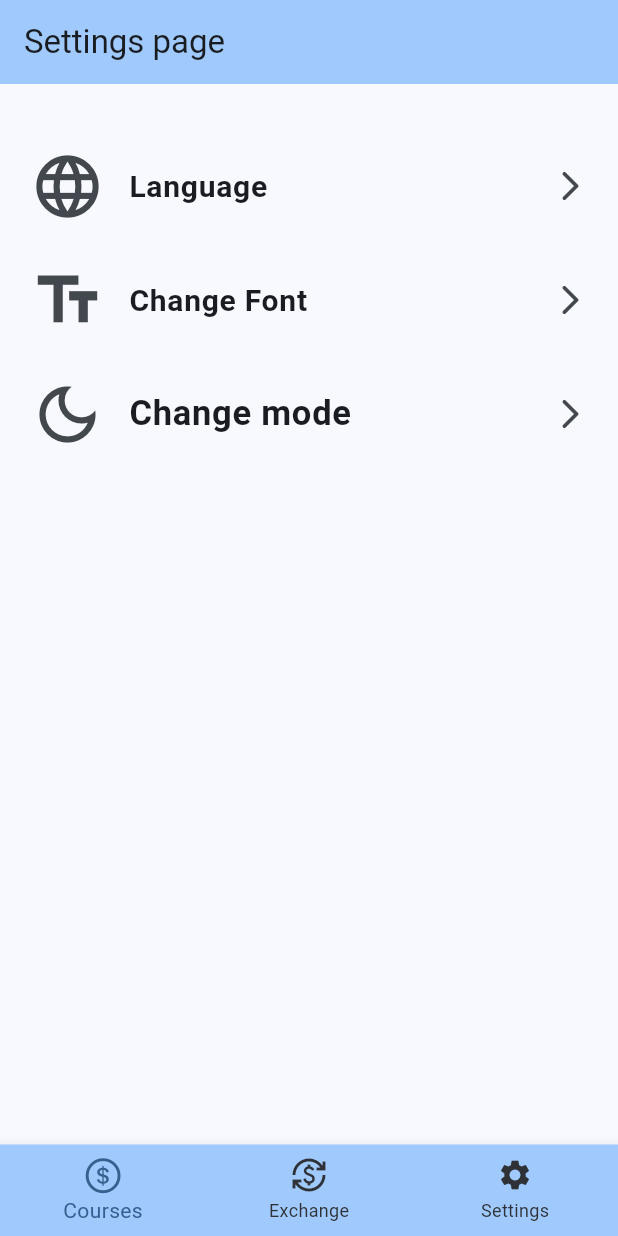
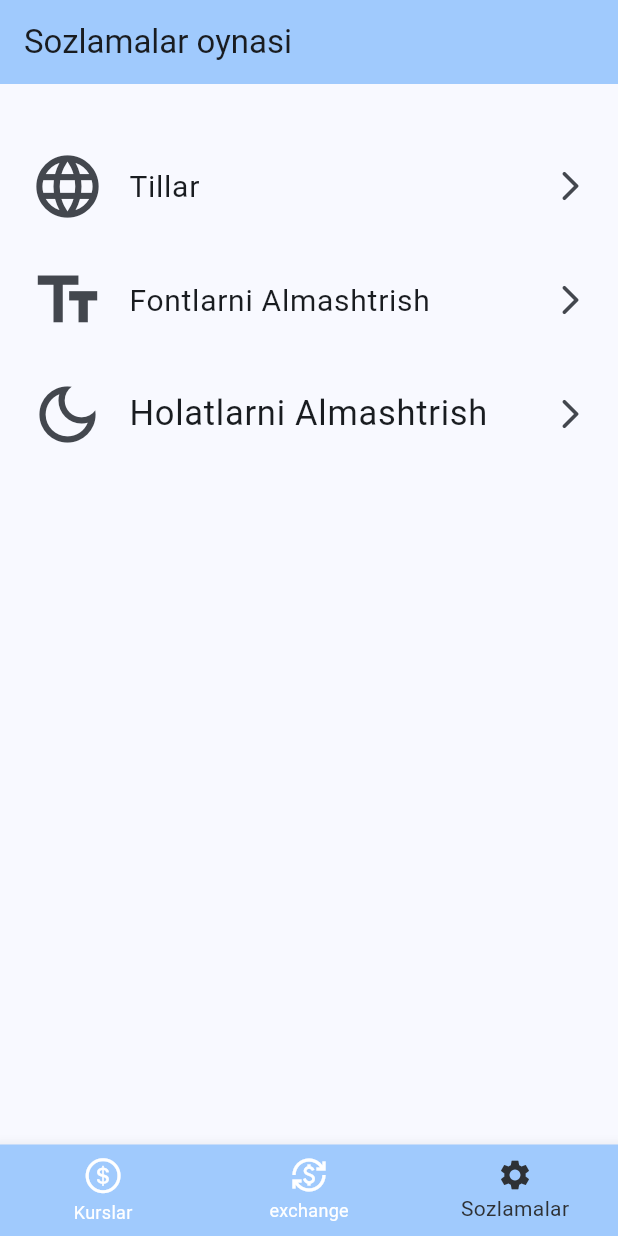
Before and after one commit to Jamshidmirzo/converter_app, a Flutter app: the screen it shows after launch, item 3 of the bottom bar chosen, on a phone screen of 412 x 824 dp. Run offline on Flutter 3.47's test engine with Material 3 defaults, Android fonts, the phone set to English and light mode, and no system bars; drawn by our look-alikes of zoom_tap_animation; our stand-ins replace adaptive_theme, easy_localization, google_fonts, lottie, shared_preferences; network calls fail; Roboto replaces fonts that are missing (Aboreto).

Commit message:
fifith commit

```diff
--- a/lib/main.dart
+++ b/lib/main.dart
@@ -15,8 +15,8 @@ void main(List<String> args) async {
         Locale("en"),
         Locale("ru"),
       ],
-      path: 'resources/langs',
-      startLocale: const Locale("en"),
+      path: 'resources/langs/',
+      startLocale: const Locale("uz"),
       child: Converter(),
     ),
   );
@@ -140,6 +140,9 @@ class _ConverterState extends State<Converter> {
           theme: light,
           darkTheme: dark,
           debugShowCheckedModeBanner: false,
+          localizationsDelegates: context.localizationDelegates,
+          supportedLocales: context.supportedLocales,
+          locale: context.locale,
           home: Splashpage(
             changeMainTheme: changeMainTheme,
           ),
--- a/lib/view_model/currencyviewmodel.dart
+++ b/lib/view_model/currencyviewmodel.dart
@@ -8,12 +8,10 @@ class Currencyviewmodel {
   Future<List<Currency>> getCurency([String title = '']) async {
     _list = await httpservice.getCurrency();
     for (var i in _list) {
-      print(i.title);
       if (i.title.toLowerCase().contains(title.toLowerCase())) {
         _filterlist.add(i);
       }
     }
-
     _list = _filterlist;
     return [..._list];
   }
--- a/lib/views/screens/bottomnavpage.dart
+++ b/lib/views/screens/bottomnavpage.dart
@@ -1,19 +1,21 @@
 import 'package:converter_app/views/screens/excahngepage.dart';
 import 'package:converter_app/views/screens/homepage.dart';
 import 'package:converter_app/views/screens/settingspage.dart';
-import 'package:converter_app/views/screens/smthpage.dart';
+import 'package:easy_localization/easy_localization.dart';
 import 'package:flutter/cupertino.dart';
 import 'package:flutter/material.dart';
 
 class Bottomnavpage extends StatefulWidget {
   final Function changeMainTheme;
-  Bottomnavpage({super.key, required this.changeMainTheme});
+
+  Bottomnavpage({Key? key, required this.changeMainTheme}) : super(key: key);
+
   @override
   State<Bottomnavpage> createState() => _BottomnavpageState();
 }
 
 class _BottomnavpageState extends State<Bottomnavpage> {
-  List screens = [];
+  late List<Widget> screens;
   int currentIndex = 0;
 
   @override
@@ -21,7 +23,7 @@ class _BottomnavpageState extends State<Bottomnavpage> {
     super.initState();
     screens = [
       const Homepage(),
-      ExchangePage(),
+      const ExchangePage(),
       SettingsPage(changeMainTheme: widget.changeMainTheme),
     ];
   }
@@ -30,25 +32,31 @@ class _BottomnavpageState extends State<Bottomnavpage> {
   Widget build(BuildContext context) {
     return Scaffold(
       bottomNavigationBar: BottomNavigationBar(
-        // selectedItemColor: Theme.of(context).colorScheme.errorContainer,
-        unselectedItemColor: Theme.of(context).colorScheme.inverseSurface,
+        selectedItemColor: Theme.of(context).colorScheme.inverseSurface,
+        unselectedItemColor: Theme.of(context).colorScheme.onPrimary,
         backgroundColor: Theme.of(context).colorScheme.inversePrimary,
+        currentIndex: currentIndex,
         onTap: (value) {
           setState(() {
             currentIndex = value;
           });
         },
-        items: const [
+        items: [
           BottomNavigationBarItem(
-              icon: Icon(
-                CupertinoIcons.money_dollar_circle,
-                size: 27,
-              ),
-              label: 'Courses'),
+            icon: const Icon(
+              CupertinoIcons.money_dollar_circle,
+              size: 27,
+            ),
+            label: tr('courses'),
+          ),
           BottomNavigationBarItem(
-              icon: Icon(Icons.currency_exchange_outlined), label: 'Exchange'),
+            icon: const Icon(Icons.currency_exchange_outlined),
+            label: tr('exchange'),
+          ),
           BottomNavigationBarItem(
-              icon: Icon(Icons.settings), label: 'Settings'),
+            icon: const Icon(Icons.settings),
+            label: tr('settings'),
+          ),
         ],
       ),
       body: screens[currentIndex],
--- a/lib/views/screens/settingspage.dart
+++ b/lib/views/screens/settingspage.dart
@@ -1,5 +1,6 @@
 import 'package:adaptive_theme/adaptive_theme.dart';
 import 'package:converter_app/views/widgets/showmoddombottomforfont.dart';
+import 'package:easy_localization/easy_localization.dart';
 import 'package:flutter/cupertino.dart';
 import 'package:flutter/material.dart';
 import 'package:google_fonts/google_fonts.dart';
@@ -43,6 +44,7 @@ class _SettingsPageState extends State<SettingsPage> {
         return Padding(
           padding: EdgeInsets.all(20.0),
           child: Column(
+            mainAxisSize: MainAxisSize.min,
             children: [
               ZoomTapAnimation(
                 onTap: () {
@@ -61,8 +63,8 @@ class _SettingsPageState extends State<SettingsPage> {
                         )
                       : null,
                   leading: const Icon(CupertinoIcons.device_phone_portrait),
-                  title: const Text(
-                    'Like a telephone',
+                  title: Text(
+                    context.tr('lt'),
                     style: TextStyle(fontWeight: FontWeight.bold, fontSize: 20),
                   ),
                 ),
@@ -84,8 +86,8 @@ class _SettingsPageState extends State<SettingsPage> {
                         )
                       : null,
                   leading: const Icon(Icons.light_mode),
-                  title: const Text(
-                    'Light mode',
+                  title: Text(
+                    context.tr('lm'),
                     style: TextStyle(fontWeight: FontWeight.bold, fontSize: 20),
                   ),
                 ),
@@ -107,8 +109,8 @@ class _SettingsPageState extends State<SettingsPage> {
                         )
                       : null,
                   leading: const Icon(Icons.dark_mode),
-                  title: const Text(
-                    'Dark mode',
+                  title: Text(
+                    context.tr('dm'),
                     style: TextStyle(fontWeight: FontWeight.bold, fontSize: 20),
                   ),
                 ),
@@ -128,7 +130,7 @@ class _SettingsPageState extends State<SettingsPage> {
           mainAxisSize: MainAxisSize.min,
           children: [
             Text(
-              'Language',
+              context.tr('lng'),
               style: GoogleFonts.aboreto(
                   fontSize: 20,
                   fontWeight: FontWeight.bold,
@@ -140,6 +142,7 @@ class _SettingsPageState extends State<SettingsPage> {
                   isChoiceuzbek = true;
                   isChoiceeng = false;
                   isChoicerus = false;
+                  context.setLocale(const Locale('uz'));
                 });
                 Navigator.pop(context);
               },
@@ -150,7 +153,7 @@ class _SettingsPageState extends State<SettingsPage> {
                         color: Theme.of(context).colorScheme.inversePrimary,
                       )
                     : null,
-                title: Text('Uzbek',
+                title: Text(context.tr('uz'),
                     style: GoogleFonts.aboreto(
                         fontWeight: FontWeight.bold,
                         color: Theme.of(context).colorScheme.inversePrimary)),
@@ -173,6 +176,7 @@ class _SettingsPageState extends State<SettingsPage> {
                   isChoiceuzbek = false;
                   isChoiceeng = false;
                   isChoicerus = true;
+                  context.setLocale(const Locale('ru'));
                 });
                 Navigator.pop(context);
               },
@@ -183,7 +187,7 @@ class _SettingsPageState extends State<SettingsPage> {
                         color: Theme.of(context).colorScheme.inversePrimary,
                       )
                     : null,
-                title: Text('Russian',
+                title: Text(context.tr('ru'),
                     style: GoogleFonts.aboreto(
                         fontWeight: FontWeight.bold,
                         color: Theme.of(context).colorScheme.inversePrimary)),
@@ -206,6 +210,7 @@ class _SettingsPageState extends State<SettingsPage> {
                   isChoiceuzbek = false;
                   isChoiceeng = true;
                   isChoicerus = false;
+                  context.setLocale(const Locale('en'));
                 });
                 Navigator.pop(context);
               },
@@ -216,7 +221,7 @@ class _SettingsPageState extends State<SettingsPage> {
                         color: Theme.of(context).colorScheme.inversePrimary,
                       )
                     : null,
-                title: Text('English',
+                title: Text(context.tr('en'),
                     style: GoogleFonts.aboreto(
                         fontWeight: FontWeight.bold,
                         color: Theme.of(context).colorScheme.inversePrimary)),
@@ -254,7 +259,7 @@ class _SettingsPageState extends State<SettingsPage> {
   Widget build(BuildContext context) {
     return Scaffold(
       appBar: AppBar(
-        title: Text("Settings page"),
+        title: Text(context.tr('settingspg')),
         backgroundColor: Theme.of(context).colorScheme.inversePrimary,
       ),
       body: SafeArea(
@@ -267,17 +272,16 @@ class _SettingsPageState extends State<SettingsPage> {
                 onTap: () {
                   _showModalBottomSheet(context);
                 },
-                child: const ListTile(
+                child: ListTile(
                   contentPadding: EdgeInsets.zero,
                   leading: const Icon(
                     Icons.language,
                     size: 50,
                   ),
                   title: Text(
-                    "Language",
-                    style: TextStyle(
+                    context.tr('lng'),
+                    style: const TextStyle(
                       fontSize: 20,
-                      fontWeight: FontWeight.bold,
                     ),
                   ),
                   trailing: const Icon(Icons.arrow_forward_ios_rounded),
@@ -290,20 +294,19 @@ class _SettingsPageState extends State<SettingsPage> {
                 onTap: () {
                   _showFontBottomSheet(context);
                 },
-                child: const ListTile(
+                child: ListTile(
                   contentPadding: EdgeInsets.zero,
-                  leading: Icon(
+                  leading: const Icon(
                     Icons.text_fields_sharp,
                     size: 50,
                   ),
                   title: Text(
-                    "Change Font",
-                    style: TextStyle(
-                      fontWeight: FontWeight.bold,
+                    context.tr('chfont'),
+                    style: const TextStyle(
                       fontSize: 20,
                     ),
                   ),
-                  trailing: Icon(Icons.arrow_forward_ios_rounded),
+                  trailing: const Icon(Icons.arrow_forward_ios_rounded),
                 ),
               ),
               const SizedBox(
@@ -313,17 +316,17 @@ class _SettingsPageState extends State<SettingsPage> {
                 onTap: () {
                   _showModalBottomSheetForMode(context);
                 },
-                child: const ListTile(
+                child: ListTile(
                   contentPadding: EdgeInsets.zero,
-                  leading: Icon(
+                  leading: const Icon(
                     Icons.dark_mode_outlined,
                     size: 50,
                   ),
                   title: Text(
-                    "Change mode",
-                    style: TextStyle(fontWeight: FontWeight.bold, fontSize: 23),
+                    context.tr('chmode'),
+                    style: const TextStyle(fontSize: 23),
                   ),
-                  trailing: Icon(Icons.arrow_forward_ios_rounded),
+                  trailing: const Icon(Icons.arrow_forward_ios_rounded),
                 ),
               ),
             ],
--- a/lib/views/screens/splashpage.dart
+++ b/lib/views/screens/splashpage.dart
@@ -4,6 +4,7 @@ import 'package:converter_app/views/screens/bottomnavpage.dart';
 import 'package:flutter/material.dart';
 import 'package:lottie/lottie.dart';
 
+// ignore: must_be_immutable
 class Splashpage extends StatefulWidget {
   Function changeMainTheme;
   Splashpage({super.key, required this.changeMainTheme});
@@ -15,7 +16,7 @@ class Splashpage extends StatefulWidget {
 class _SplashpageState extends State<Splashpage> {
   @override
   void initState() {
-    Timer timer = Timer.periodic(Duration(seconds: 1), (ctx) {
+    Timer.periodic(Duration(seconds: 1), (ctx) {
       if (ctx.tick == 3) {
         Navigator.pushReplacement(
           context,
--- a/lib/views/widgets/cards.dart
+++ b/lib/views/widgets/cards.dart
@@ -38,7 +38,7 @@ class _CardsState extends State<Cards> {
     'https://cdn.britannica.com/79/4479-050-6EF87027/flag-Stars-and-Stripes-May-1-1795.jpg'
   ];
 
-  int id = 0;
+  int id = 23;
 
   filterbycode() {
     print(widget.code);
```
Also changed, not shown: lib/views/screens/excahngepage.dart (+41 -20 lines), lib/views/screens/homepage.dart (+21 -18 lines), lib/views/widgets/currencyinfo.dart (+6 -5 lines), lib/views/widgets/translatecurrency.dart (added, +58 -0 lines), pubspec.yaml (+9 -0 lines), resources/langs/en.json (+44 -1 lines), resources/langs/ru.json (+49 -1 lines), resources/langs/uz.json (+49 -1 lines), assets/images/logo.png (added), lib/views/widgets/appbar.dart (added), pubspec.lock.
